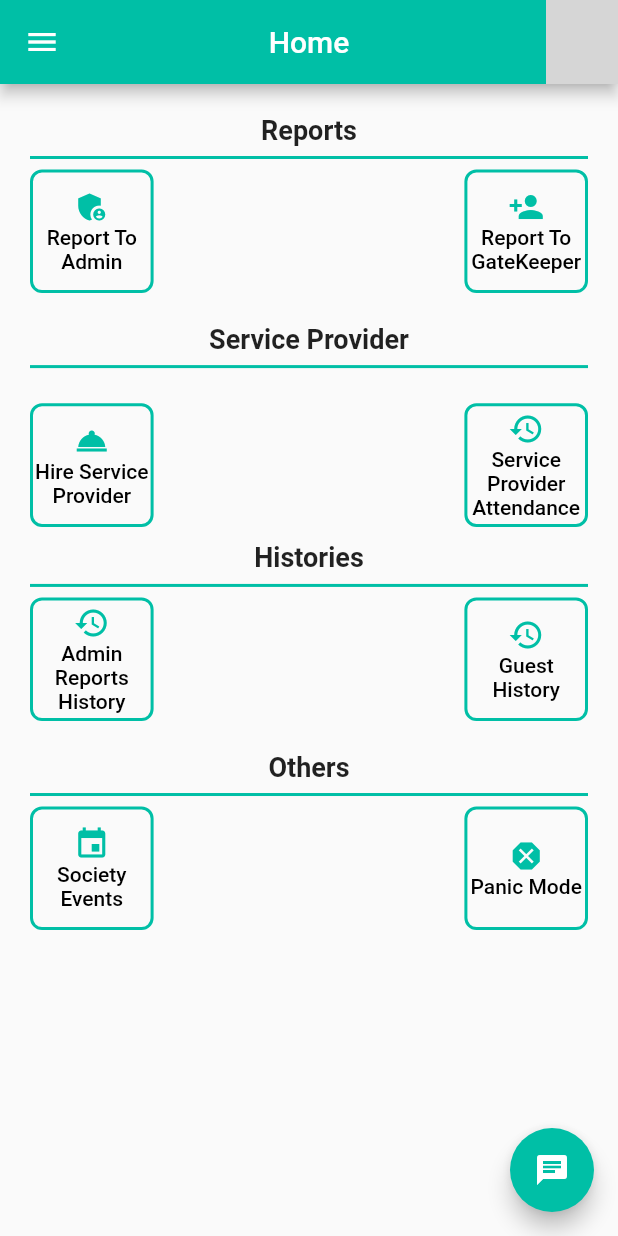
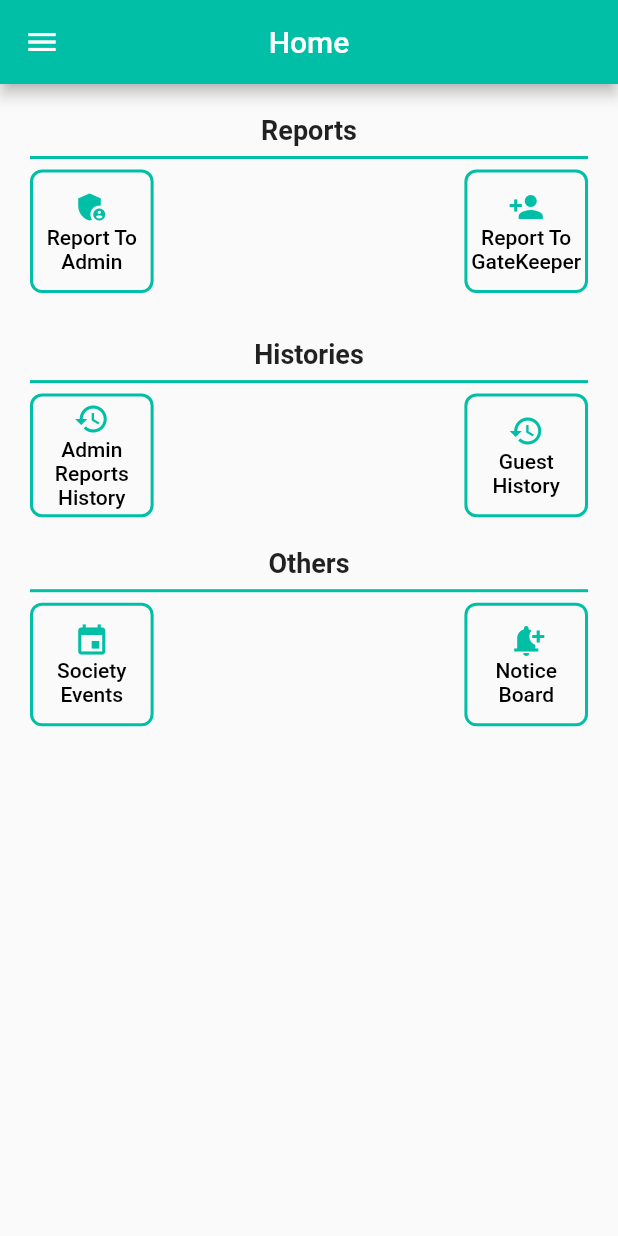
Before and after one commit to fuzail14/userappofficelaptopwork, a Flutter app: the HomeScreen screen opened by its route, on a phone screen of 412 x 824 dp. Run offline on Flutter 3.47's test engine with Material 2 defaults, Android fonts, the phone set to English and light mode, and no system bars; our stand-ins replace awesome_dialog, firebase_core, firebase_messaging, flutter_local_notifications, get, getwidget and 2 more; missing offline and left inert: icon_badge, image_picker_for_web; accounts and stored records are empty; statements that could not run were skipped; grey boxes are pictures that could not be loaded.

Commit message:
10/28/2022

```diff
--- a/lib/Module/HomeScreen/View/home_screen.dart
+++ b/lib/Module/HomeScreen/View/home_screen.dart
@@ -16,32 +16,30 @@ class HomeScreen extends StatefulWidget {
 }
 
 class _HomeScreenState extends State<HomeScreen> {
-  final HomeScreenController _homeScreenController =Get.put(HomeScreenController());
+  final HomeScreenController _homeScreenController =
+      Get.put(HomeScreenController());
 
   @override
   Widget build(BuildContext context) {
     return Scaffold(
-
       appBar: AppBar(
-
-        centerTitle: true,
+          centerTitle: true,
           title: Text('Home'),
           backgroundColor: overallcolor,
+          actions: <Widget>[
+            // IconBadge(
+            //   icon: Icon(Icons.notifications_none),
+            //   itemCount: 100,
+            //   badgeColor: Colors.red,
+            //   maxCount: 99,
+            //   hideZero: true,
+            //   onTap: () {
+            //     Get.toNamed(notificationsscreen);
+            //   },
+            // ),
 
-          actions: <Widget>[
-            IconBadge(
-              icon: Icon(Icons.notifications_none),
-              itemCount: 100,
-              badgeColor: Colors.red,
-              maxCount: 99,
-              hideZero: true,
-              onTap: () {
-                Get.toNamed(notificationsscreen);
-              },
-            ),
           ]),
       drawer: Drawer(
-
         child: ListView(
           padding: EdgeInsets.zero,
           children: [
@@ -58,12 +56,9 @@ class _HomeScreenState extends State<HomeScreen> {
                 Get.offAllNamed(loginscreen);
               },
             ),
-
           ],
         ),
       ),
-
-
       body: SingleChildScrollView(
         child: Padding(
           padding: EdgeInsets.all(20.0),
@@ -79,51 +74,53 @@ class _HomeScreenState extends State<HomeScreen> {
             Row(mainAxisAlignment: MainAxisAlignment.spaceBetween, children: [
               CustomContainer(
                   onTap: () {
-                    Get.toNamed(adminreports,arguments:_homeScreenController.userdata);
+                    Get.toNamed(adminreports,
+                        arguments: _homeScreenController.userdata);
                   },
                   title: 'Report To Admin',
                   Icon: Icon(Icons.admin_panel_settings, color: overallcolor)),
               CustomContainer(
-                  onTap: () {
-                    Get.toNamed(reporttogatekeeperscreen);
-                  },
-                  title: 'Report To GateKeeper',
-                  Icon: Icon(Icons.person_add, color: overallcolor)),
+                onTap: () {
+                  Get.toNamed(reporttogatekeeperscreen);
+                },
+                title: 'Report To GateKeeper',
+                Icon: Icon(Icons.person_add, color: overallcolor),
+              ),
             ]),
             SizedBox(
               height: 20,
             ),
-            Row(
-                mainAxisAlignment: MainAxisAlignment.spaceBetween,
-                children: []),
-            Text(
-              'Service Provider',
-              style: TextStyle(fontWeight: FontWeight.bold, fontSize: 18),
-            ),
-            Divider(
-              color: overallcolor,
-              thickness: 2,
-            ),
-            SizedBox(
-              height: MediaQuery.of(context).size.height * 0.020,
-            ),
-            Row(
-              mainAxisAlignment: MainAxisAlignment.spaceBetween,
-              children: [
-                CustomContainer(
-                    onTap: () {
-                      Get.toNamed(hireserviceproviderscreen);
-                    },
-                    title: 'Hire Service Provider',
-                    Icon: Icon(Icons.room_service, color: overallcolor)),
-                CustomContainer(
-                    onTap: () {
-                      Get.toNamed(serviceprovidersattendancescreen);
-                    },
-                    title: 'Service Provider Attendance',
-                    Icon: Icon(Icons.history, color: overallcolor)),
-              ],
-            ),
+            // Row(
+            //     mainAxisAlignment: MainAxisAlignment.spaceBetween,
+            //     children: []),
+            // Text(
+            //   'Service Provider',
+            //   style: TextStyle(fontWeight: FontWeight.bold, fontSize: 18),
+            // ),
+            // Divider(
+            //   color: overallcolor,
+            //   thickness: 2,
+            // ),
+            // SizedBox(
+            //   height: MediaQuery.of(context).size.height * 0.020,
+            // ),
+            // Row(
+            //   mainAxisAlignment: MainAxisAlignment.spaceBetween,
+            //   children: [
+            //     CustomContainer(
+            //         onTap: () {
+            //           Get.toNamed(hireserviceproviderscreen);
+            //         },
+            //         title: 'Hire Service Provider',
+            //         Icon: Icon(Icons.room_service, color: overallcolor)),
+            //     CustomContainer(
+            //         onTap: () {
+            //           Get.toNamed(serviceprovidersattendancescreen);
+            //         },
+            //         title: 'Service Provider Attendance',
+            //         Icon: Icon(Icons.history, color: overallcolor)),
+            //   ],
+            // ),
             SizedBox(
               height: 10,
             ),
@@ -175,25 +172,30 @@ class _HomeScreenState extends State<HomeScreen> {
                       Icons.event,
                       color: overallcolor,
                     )),
+                // CustomContainer(
+                //     onTap: () {
+                //       Get.toNamed(panicmodescreen);
+                //     },
+                //     title: 'Panic Mode',
+                //     Icon: Icon(Icons.dangerous, color: overallcolor)),
+
                 CustomContainer(
                     onTap: () {
                       Get.toNamed(panicmodescreen);
                     },
-                    title: 'Panic Mode',
-                    Icon: Icon(Icons.dangerous, color: overallcolor)),
+                    title: 'Notice Board',
+                    Icon: Icon(Icons.notification_add, color: overallcolor)),
               ],
             ),
           ]),
         ),
       ),
-      floatingActionButton: FloatingActionButton(
-          backgroundColor: overallcolor,
-          onPressed: () {
-            Get.toNamed(chatavailbilityscreen);
-
-
-          },
-          child: const Icon(Icons.chat)),
+      // floatingActionButton: FloatingActionButton(
+      //     backgroundColor: overallcolor,
+      //     onPressed: () {
+      //       Get.toNamed(chatavailbilityscreen);
+      //     },
+      //     child: const Icon(Icons.chat)),
     );
   }
 }
```
Also changed, not shown: lib/Module/Report to Sub Admin/View/Admin Reports/admin_reports.dart (+12 -14 lines), 1 other file.
